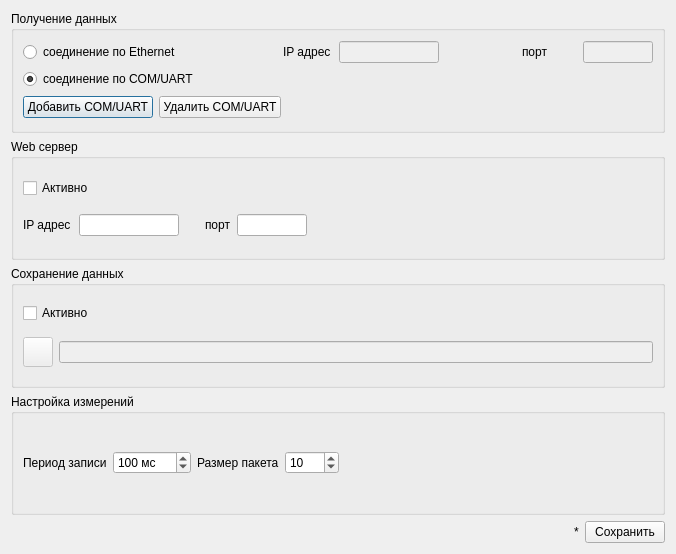
First picture: the form in src/SVMonitor/forms/settingsPanel.ui, repository Tyill/SVisual, before the edit.
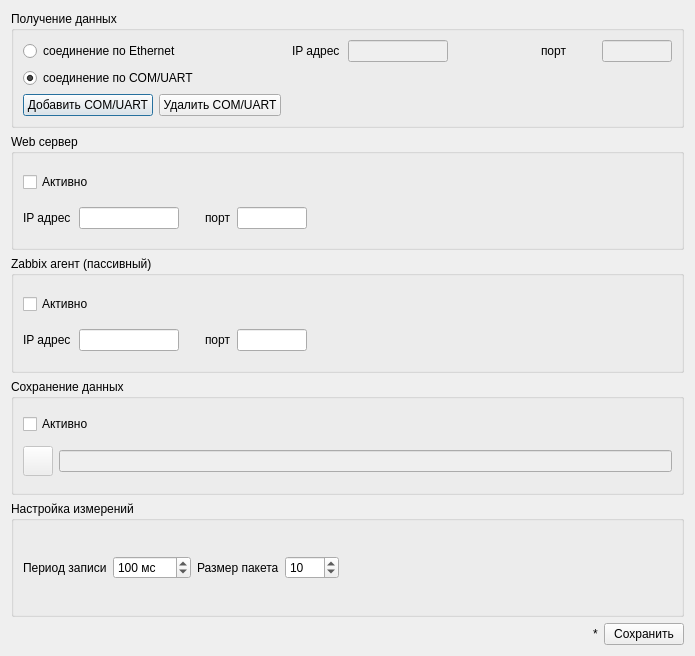
Second picture: the form after the edit. Icons and pictures are not drawn.

Commit message: SVZabbix -dev

```diff
--- a/src/SVMonitor/forms/settingsPanel.ui
+++ b/src/SVMonitor/forms/settingsPanel.ui
@@ -6,8 +6,8 @@
    <rect>
     <x>0</x>
     <y>0</y>
-    <width>676</width>
-    <height>554</height>
+    <width>695</width>
+    <height>656</height>
    </rect>
   </property>
   <property name="minimumSize">
@@ -293,6 +293,116 @@
      </layout>
     </widget>
    </item>
+   <item>
+    <widget class="QGroupBox" name="groupBox_4">
+     <property name="minimumSize">
+      <size>
+       <width>0</width>
+       <height>100</height>
+      </size>
+     </property>
+     <property name="title">
+      <string>Zabbix агент (пассивный)</string>
+     </property>
+     <layout class="QVBoxLayout" name="verticalLayout_6">
+      <item>
+       <widget class="QCheckBox" name="chbZabbixActive">
+        <property name="text">
+         <string>Активно</string>
+        </property>
+       </widget>
+      </item>
+      <item>
+       <layout class="QHBoxLayout" name="horizontalLayout_5">
+        <item>
+         <widget class="QLabel" name="label_3">
+          <property name="minimumSize">
+           <size>
+            <width>50</width>
+            <height>0</height>
+           </size>
+          </property>
+          <property name="text">
+           <string>IP адрес</string>
+          </property>
+         </widget>
+        </item>
+        <item>
+         <widget class="QLineEdit" name="txtZabbixIPAddr">
+          <property name="enabled">
+           <bool>true</bool>
+          </property>
+          <property name="minimumSize">
+           <size>
+            <width>100</width>
+            <height>0</height>
+           </size>
+          </property>
+          <property name="maximumSize">
+           <size>
+            <width>100</width>
+            <height>16777215</height>
+           </size>
+          </property>
+         </widget>
+        </item>
+        <item>
+         <spacer name="horizontalSpacer_8">
+          <property name="orientation">
+           <enum>Qt::Horizontal</enum>
+          </property>
+          <property name="sizeType">
+           <enum>QSizePolicy::Fixed</enum>
+          </property>
+          <property name="sizeHint" stdset="0">
+           <size>
+            <width>20</width>
+            <height>20</height>
+           </size>
+          </property>
+         </spacer>
+        </item>
+        <item>
+         <widget class="QLabel" name="label_8">
+          <property name="text">
+           <string>порт</string>
+          </property>
+         </widget>
+        </item>
+        <item>
+         <widget class="QLineEdit" name="txtZabbixPort">
+          <property name="enabled">
+           <bool>true</bool>
+          </property>
+          <property name="maximumSize">
+           <size>
+            <width>70</width>
+            <height>16777215</height>
+           </size>
+          </property>
+         </widget>
+        </item>
+        <item>
+         <spacer name="horizontalSpacer_9">
+          <property name="orientation">
+           <enum>Qt::Horizontal</enum>
+          </property>
+          <property name="sizeType">
+           <enum>QSizePolicy::MinimumExpanding</enum>
+          </property>
+          <property name="sizeHint" stdset="0">
+           <size>
+            <width>10</width>
+            <height>20</height>
+           </size>
+          </property>
+         </spacer>
+        </item>
+       </layout>
+      </item>
+     </layout>
+    </widget>
+   </item>
    <item>
     <widget class="QGroupBox" name="grbSaveData">
      <property name="title">
```
Left out of the diff: 6 changed lines with no effect on the pictures. The commit also changes 14 other files.
